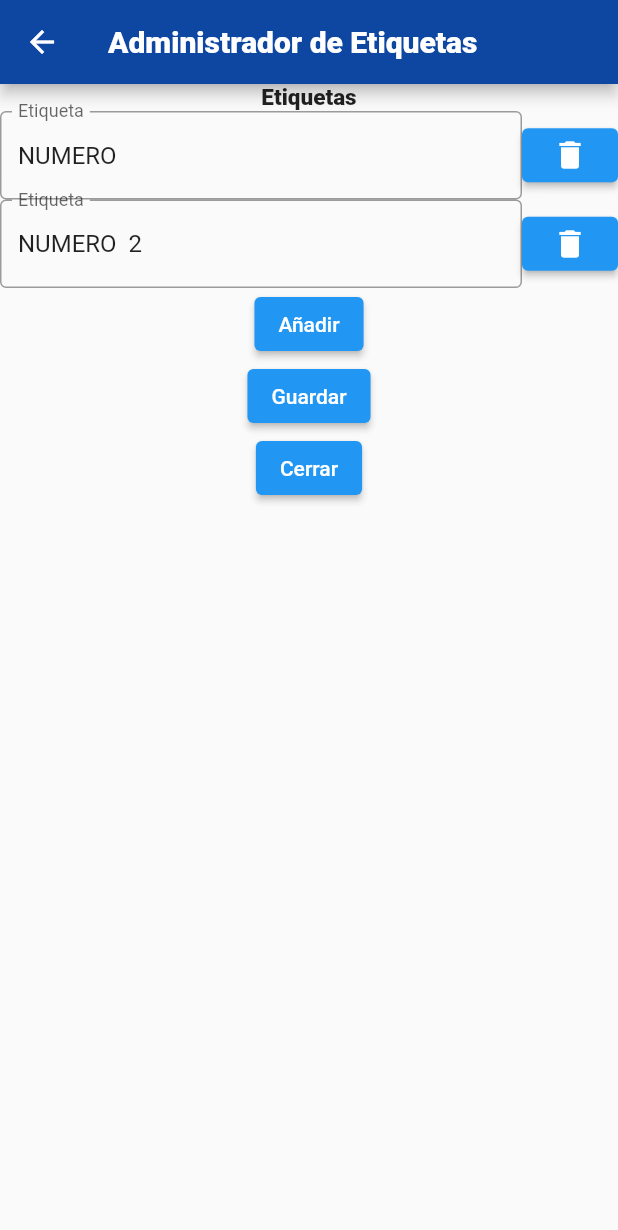
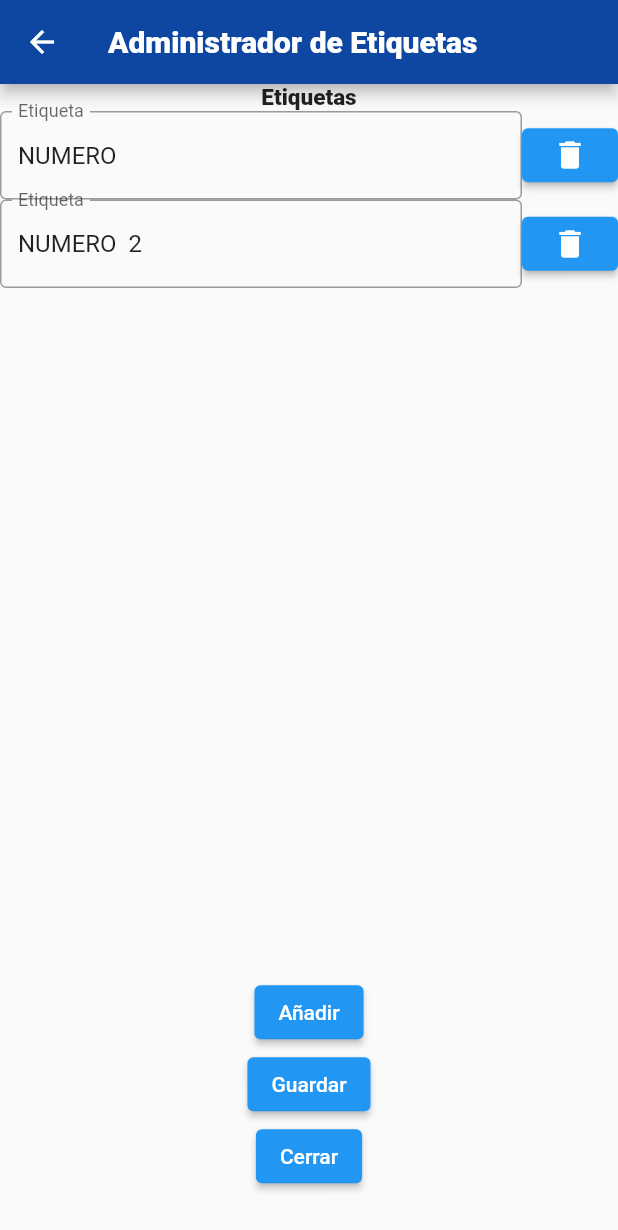
Before and after one commit to SebastianBelmonte01/todo_flutter, a Flutter app: the MyNewLabel screen opened by its route, on a phone screen of 412 x 824 dp. Shown: the top 1230 px of the screen. Run offline on Flutter 3.47's test engine with Material 2 defaults, Android fonts, the phone set to English and light mode, and no system bars; our stand-ins replace flutter_bloc; missing offline and left inert: textfield_datepicker.

Commit message:
Modification and Creation done, having trouble doing elimination

```diff
--- a/lib/classes/Label.dart
+++ b/lib/classes/Label.dart
@@ -2,13 +2,17 @@ import 'package:flutter/material.dart';
 
 class Label {
   String info  = "";
+  bool isTemp = false;
+
+ set setIsTemp(bool isTemp) => this.isTemp = isTemp;
 
  String get getInfo => this.info ;
 
  set setLabel(String info ) => this.info  = info  ;
 
- Label (String info){
+ Label (String info, bool isTemp){
   this.info = info;
+  this.isTemp = isTemp;
  }
 
 }
--- a/lib/components/my-label-list.dart
+++ b/lib/components/my-label-list.dart
@@ -14,16 +14,12 @@ class MyLabelList extends StatefulWidget {
 class _MyLabelListState extends State<MyLabelList> {
   @override
   Widget build(BuildContext context) {
-    return Column(
-      children: generateMyLabelList(widget.myLabelList),
+    return ListView.builder(
+      itemCount: widget.myLabelList.length,
+      itemBuilder: (context, index) => MyLabel(
+        label: widget.myLabelList[index],
+        index: index,
+      )
     );
   }
 }
-
-List<MyLabel> generateMyLabelList (List<Label> myLabelList) {
-  List<MyLabel> myLabelListWidget = [];
-  for(var label in myLabelList){
-    myLabelListWidget.add(MyLabel(label: label,));
-  }
-  return myLabelListWidget;
-}
--- a/lib/components/my-label.dart
+++ b/lib/components/my-label.dart
@@ -6,7 +6,8 @@ import '../providers/label-provider.dart';
 
 class MyLabel extends StatefulWidget {
   Label label;
-  MyLabel({super.key, required this.label});
+  int index;
+  MyLabel({super.key, required this.label, required this.index});
   @override
   State<MyLabel> createState() => _MyLabelState();
 }
@@ -33,8 +34,11 @@ class _MyLabelState extends State<MyLabel> {
     return Row(
               children: <Widget> [
                 Expanded(
-                  child: TextField(
-                    controller: labelController,
+                  child: TextFormField(
+                    initialValue: widget.label.info,
+                    onChanged: (value){
+                      widget.label.info = value;
+                    },
                     decoration: const InputDecoration(
                           border: OutlineInputBorder(),
                           labelText: 'Etiqueta',
@@ -43,7 +47,7 @@ class _MyLabelState extends State<MyLabel> {
                 ),
                 ElevatedButton(
                   onPressed: (){
-                      context.read<LabelList>().removeLabel(0);
+                      context.read<LabelList>().removeLabel(widget.index);
                       print("TEXTO ${widget.label.getInfo}");
                       print("ELIMINACION MI NUEVO TAMAÑO DE ETIQUETA ES DE ${context.read<LabelList>().size}");
                   },
--- a/lib/register-new-label.dart
+++ b/lib/register-new-label.dart
@@ -29,35 +29,58 @@ class _MyNewLabelState extends State<MyNewLabel> {
   }
   @override
   Widget build(BuildContext context) {
-    List<Label> auxList = context.read<LabelList>().labelList.toList();
+    List<Label> auxList = [...context.read<LabelList>().labelList];
 
     return Scaffold(
-      appBar: AppBar(title: const Text("Administrador de Etiquetas", style: TextStyle(fontFamily: "Roboto", fontWeight: FontWeight.w900, fontSize: 20)), backgroundColor: Colors.blue[900],),
+      appBar: AppBar(
+        title: const Text(
+          "Administrador de Etiquetas",
+          style: TextStyle(
+            fontFamily: "Roboto",
+            fontWeight: FontWeight.w900, fontSize: 20
+          )
+        ),
+        backgroundColor: Colors.blue[900],
+        leading: BackButton(
+          onPressed: (){
+            context.read<LabelList>().removeTemp(auxList);
+            Navigator.pop(context);
+          },
+        )
+      ),
       body: SingleChildScrollView(
         child: Column(
           children: [
             const Text("Etiquetas", style: const TextStyle(fontFamily: "Roboto", fontSize: 15, fontWeight: FontWeight.w800),),
-          MyLabelList(myLabelList: context.read<LabelList>().labelList.toList()),
+            SizedBox(
+              height: MediaQuery.of(context).size.height * 0.7,
+              child: MyLabelList(myLabelList: auxList),
+            ),
             ElevatedButton(
               onPressed: (){
                 setState(() {
-                createLabel;
                   //TODO PARA MODIFFICCAR UNA ETIQUETA SE DEBE MODIFICAR DESDE EL WIDHGET HIJO
-                //context.read<LabelList>().addLabel(Label(""));
+                  context.read<LabelList>().addLabel(Label("", true));
                   print("MI NUEVO TAMAÑO DE ETIQUETA ES DE ${auxList.length}");
                 });
               },
               child: Text("Añadir")),
-          ElevatedButton(onPressed: (){}, child: Text("Guardar")),
+            ElevatedButton(
+              onPressed: (){
+                setState(() {
+                  // show all the labels in auxList
+                  for(int i = 0; i < auxList.length; i++){
+                    print("Etiqueta ${i+1}: ${auxList[i].info}");
+                  }
+                  // guardar
+                  context.read<LabelList>().setLabelList(auxList);
+                });
+              },
+              child: Text("Guardar")),
             ElevatedButton(onPressed: (){}, child: Text("Cerrar")),
           ],
-
         ),
       ),
     );
   }
-
-  MyLabel createLabel () {
-    return MyLabel(label: Label("Guardar"));
 }
-}
```
Also changed, not shown: lib/providers/label-provider.dart (+21 -2 lines), lib/register-new-task.dart (+5 -2 lines). Lines whose indentation alone changed are shown as unchanged.
